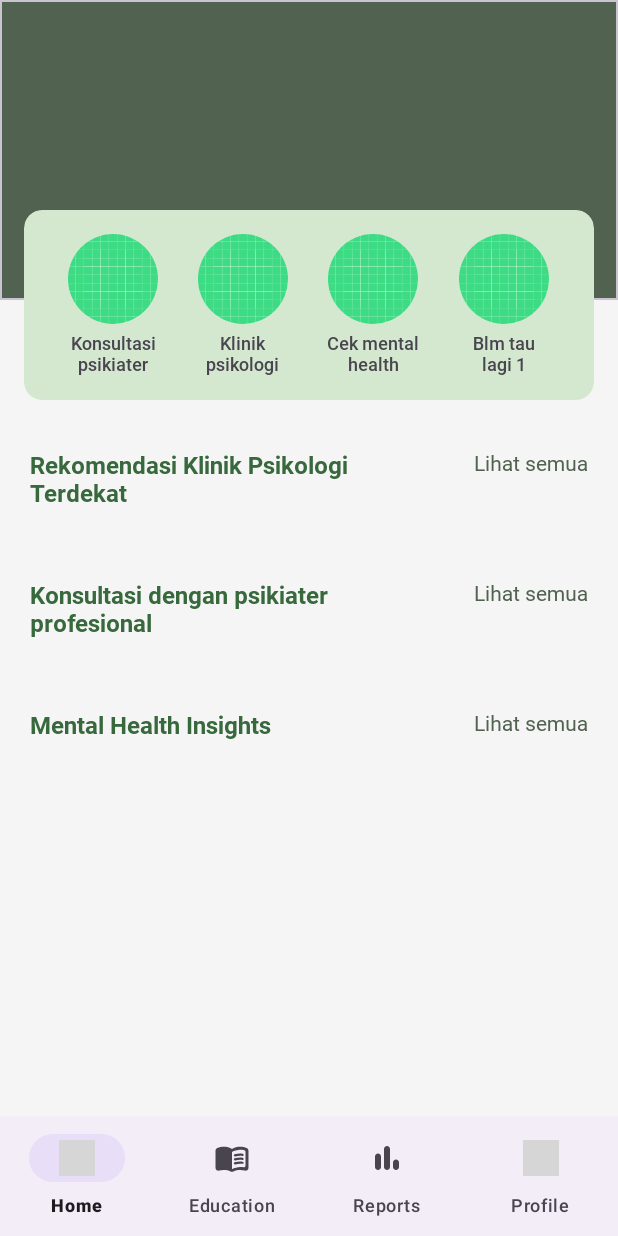
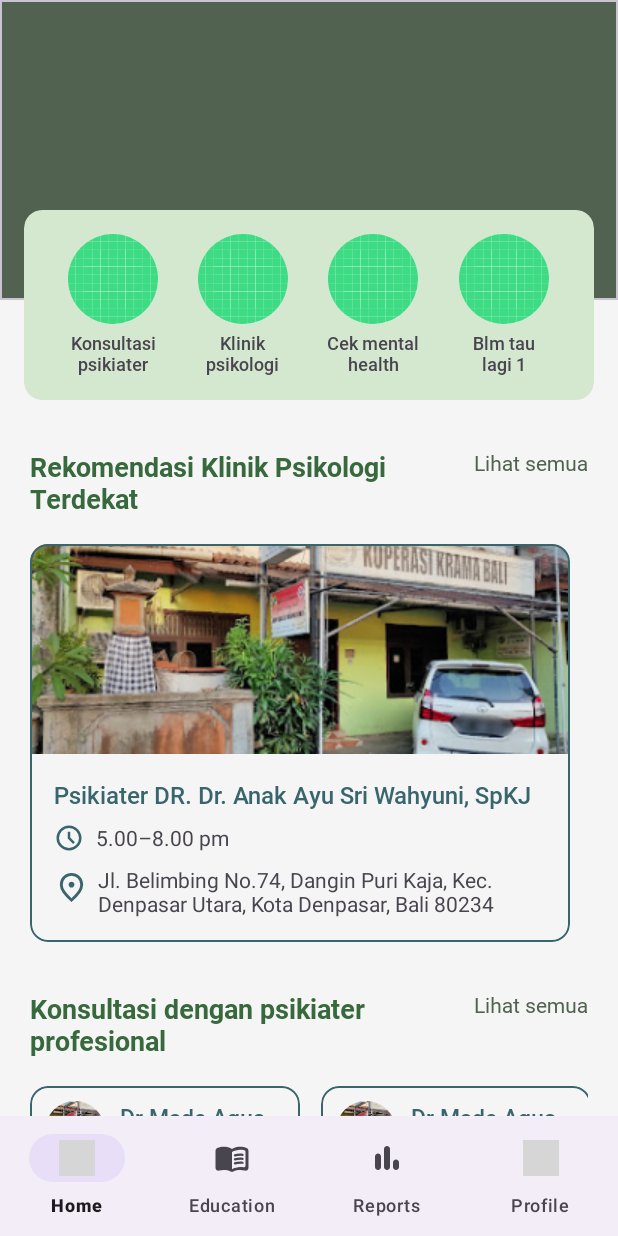
Before and after one commit to Mentalys-App/mentalys-app-android, an Android app: the screen it shows after launch (MainActivity), on a phone screen of 412 x 824 dp. Run offline under Robolectric (Android 15) with nearby library versions, the phone set to English and light mode, and no system bars; our stand-ins replace navigation-ui; pictures from the network do not load; grey boxes are pictures that could not be loaded.

Commit message:
feat(homepage) set up RecyclerView for clinic and psikiater
- load dummy data for initial testing

```diff
--- /dev/null
+++ b/app/src/main/java/com/mentalys/app/ui/adapters/ClinicAdapter.kt
@@ -0,0 +1,49 @@
+package com.mentalys.app.ui.adapters
+
+import android.view.LayoutInflater
+import android.view.View
+import android.view.ViewGroup
+import android.widget.ImageView
+import android.widget.TextView
+import androidx.recyclerview.widget.RecyclerView
+import com.bumptech.glide.Glide
+import com.bumptech.glide.load.engine.DiskCacheStrategy
+import com.mentalys.app.R
+
+class ClinicAdapter(private val items: List<ClinicItem>) : RecyclerView.Adapter<ClinicAdapter.ClinicViewHolder>() {
+
+    class ClinicViewHolder(itemView: View) : RecyclerView.ViewHolder(itemView) {
+        val imageView: ImageView = itemView.findViewById(R.id.imgClinic)
+        val tvName: TextView = itemView.findViewById(R.id.tvClinicName)
+        val tvTime: TextView = itemView.findViewById(R.id.tvClinicTime)
+        val tvAddress: TextView = itemView.findViewById(R.id.tvClinicAddress)
+    }
+
+    override fun onCreateViewHolder(
+        parent: ViewGroup,
+        viewType: Int
+    ): ClinicAdapter.ClinicViewHolder {
+       val view = LayoutInflater.from(parent.context).inflate(R.layout.item_klinik_terdekat, parent, false)
+        return ClinicViewHolder(view)
+    }
+
+    override fun onBindViewHolder(holder: ClinicAdapter.ClinicViewHolder, position: Int) {
+        val item = items[position]
+        Glide.with(holder.imageView.context)
+            .load(item.imageResId)
+            .diskCacheStrategy(DiskCacheStrategy.ALL)
+            .into(holder.imageView)
+        holder.tvName.text = item.name
+        holder.tvTime.text = item.time
+        holder.tvAddress.text = item.address
+    }
+
+    override fun getItemCount() = items.size
+}
+
+data class ClinicItem(
+    val imageResId: Int,
+    val name: String,
+    val time: String,
+    val address: String,
+)
--- /dev/null
+++ b/app/src/main/java/com/mentalys/app/ui/adapters/PsychiatristsAdapter.kt
@@ -0,0 +1,50 @@
+package com.mentalys.app.ui.adapters
+
+import android.view.LayoutInflater
+import android.view.View
+import android.view.ViewGroup
+import android.widget.ImageView
+import android.widget.TextView
+import androidx.recyclerview.widget.RecyclerView
+import com.bumptech.glide.Glide
+import com.bumptech.glide.load.engine.DiskCacheStrategy
+import com.bumptech.glide.load.resource.bitmap.CircleCrop
+import com.mentalys.app.R
+
+class PsychiatristsAdapter(private val items: List<PsychiatristsItem>) : RecyclerView.Adapter<PsychiatristsAdapter.PsychiatristsViewHolder>() {
+
+    class PsychiatristsViewHolder(itemView: View) : RecyclerView.ViewHolder(itemView) {
+        val imageView: ImageView = itemView.findViewById(R.id.imgPsychiatrists)
+        val tvName: TextView = itemView.findViewById(R.id.tvPsychiatristsName)
+        val tvTime: TextView = itemView.findViewById(R.id.tvPsychiatristsTime)
+        val tvConsultationFee : TextView = itemView.findViewById(R.id.tvConsultationFee)
+    }
+
+    override fun onCreateViewHolder(parent: ViewGroup, viewType: Int): PsychiatristsViewHolder {
+        val view = LayoutInflater.from(parent.context).inflate(R.layout.item_psikolog_home, parent, false)
+        return PsychiatristsViewHolder(view)
+    }
+
+
+    override fun onBindViewHolder(holder: PsychiatristsViewHolder, position: Int) {
+        val item = items[position]
+        Glide.with(holder.imageView.context)
+            .load(item.imageResId)
+            .diskCacheStrategy(DiskCacheStrategy.ALL)
+            .transform(CircleCrop())
+            .into(holder.imageView)
+        holder.tvName.text = item.name
+        holder.tvTime.text = item.time
+        holder.tvConsultationFee.text = item.price
+    }
+
+    override fun getItemCount() = items.size
+
+}
+
+data class PsychiatristsItem(
+    val imageResId: Int,
+    val name: String,
+    val time: String,
+    val price: String,
+)
--- a/app/src/main/java/com/mentalys/app/ui/fragments/HomeFragment.kt
+++ b/app/src/main/java/com/mentalys/app/ui/fragments/HomeFragment.kt
@@ -5,10 +5,15 @@ import androidx.fragment.app.Fragment
 import android.view.LayoutInflater
 import android.view.View
 import android.view.ViewGroup
+import androidx.recyclerview.widget.LinearLayoutManager
 import com.bumptech.glide.Glide
 import com.bumptech.glide.load.resource.bitmap.CircleCrop
 import com.mentalys.app.R
 import com.mentalys.app.databinding.FragmentHomeBinding
+import com.mentalys.app.ui.adapters.ClinicAdapter
+import com.mentalys.app.ui.adapters.ClinicItem
+import com.mentalys.app.ui.adapters.PsychiatristsAdapter
+import com.mentalys.app.ui.adapters.PsychiatristsItem
 
 class HomeFragment : Fragment() {
 
@@ -41,6 +46,56 @@ class HomeFragment : Fragment() {
             .load(R.drawable.ic_launcher_background)
             .transform(CircleCrop())
             .into(binding.iconMenuBlm)
+
+        val clinicItems = listOf(
+            ClinicItem(
+                R.drawable.img_clinic,
+                "Psikiater DR. Dr. Anak Ayu Sri Wahyuni, SpKJ",
+                "5.00–8.00 pm",
+                "Jl. Belimbing No.74, Dangin Puri Kaja, Kec. Denpasar Utara, Kota Denpasar, Bali 80234"
+            ),
+            ClinicItem(
+                R.drawable.img_clinic,
+                "Psikiater DR. Dr. Anak Ayu Sri Wahyuni, SpKJ",
+                "5.00–8.00 pm",
+                "Jl. Belimbing No.74, Dangin Puri Kaja, Kec. Denpasar Utara, Kota Denpasar, Bali 80234"
+            ),
+            ClinicItem(
+                R.drawable.img_clinic,
+                "Psikiater DR. Dr. Anak Ayu Sri Wahyuni, SpKJ",
+                "5.00–8.00 pm",
+                "Jl. Belimbing No.74, Dangin Puri Kaja, Kec. Denpasar Utara, Kota Denpasar, Bali 80234"
+            )
+        )
+        val clinicAdapter = ClinicAdapter(clinicItems)
+        binding.rvNearbyClinics.layoutManager =
+            LinearLayoutManager(activity, LinearLayoutManager.HORIZONTAL, false)
+        binding.rvNearbyClinics.adapter = clinicAdapter
+
+        val psychiatristsItem = listOf(
+            PsychiatristsItem(
+                R.drawable.img_clinic,
+                "Dr Made Agus Buydiartaaaa",
+                "08.00 - 18.00",
+                "Rp 20.000,00"
+            ),
+            PsychiatristsItem(
+                R.drawable.img_clinic,
+                "Dr Made Agus",
+                "08.00 - 18.00",
+                "Rp 20.000,00"
+            ),
+            PsychiatristsItem(
+                R.drawable.img_clinic,
+                "Dr Made Agus",
+                "08.00 - 18.00",
+                "Rp 20.000,00"
+            ),
+        )
+        val psychiatristsAdapter = PsychiatristsAdapter(psychiatristsItem)
+        binding.rvPsychiatrists.layoutManager =
+            LinearLayoutManager(activity, LinearLayoutManager.HORIZONTAL, false)
+        binding.rvPsychiatrists.adapter = psychiatristsAdapter
     }
 
     override fun onDestroyView() {
--- a/app/src/main/res/layout/activity_main.xml
+++ b/app/src/main/res/layout/activity_main.xml
@@ -13,7 +13,7 @@
         android:layout_width="0dp"
         android:layout_height="0dp"
         app:defaultNavHost="true"
-        app:layout_constraintBottom_toBottomOf="parent"
+        app:layout_constraintBottom_toTopOf="@id/bottom_nav"
         app:layout_constraintEnd_toEndOf="parent"
         app:layout_constraintStart_toStartOf="parent"
         app:layout_constraintTop_toTopOf="parent"
--- a/app/src/main/res/layout/fragment_home.xml
+++ b/app/src/main/res/layout/fragment_home.xml
@@ -152,7 +152,7 @@
             android:maxWidth="250dp"
             android:text="@string/rekomendasi_klinik"
             android:textColor="@color/primary"
-            android:textSize="16sp"
+            android:textSize="18sp"
             app:layout_constraintStart_toStartOf="parent"
             app:layout_constraintTop_toBottomOf="@id/menuCard" />
 
@@ -172,13 +172,9 @@
             android:id="@+id/rvNearbyClinics"
             android:layout_width="match_parent"
             android:layout_height="wrap_content"
-            android:layout_marginTop="14dp"
+            android:layout_marginTop="18dp"
             android:layout_marginHorizontal="20dp"
-
-            android:orientation="vertical"
-            app:layoutManager="androidx.recyclerview.widget.LinearLayoutManager"
             app:layout_constraintTop_toBottomOf="@id/tvNearbyClinicTitle"
-            tools:itemCount="1"
             tools:listitem="@layout/item_klinik_terdekat" />
 
         <!-- Professional Consultation Section -->
@@ -193,7 +189,7 @@
             android:maxWidth="250dp"
             android:text="@string/rekomendasi_psikiater"
             android:textColor="@color/primary"
-            android:textSize="16sp"
+            android:textSize="18sp"
             app:layout_constraintStart_toStartOf="parent"
             app:layout_constraintTop_toBottomOf="@id/rvNearbyClinics" />
 
@@ -214,7 +210,7 @@
             android:id="@+id/rvPsychiatrists"
             android:layout_width="match_parent"
             android:layout_height="wrap_content"
-            android:layout_marginTop="14dp"
+            android:layout_marginTop="18dp"
             android:orientation="horizontal"
             app:layoutManager="androidx.recyclerview.widget.LinearLayoutManager"
             app:layout_constraintTop_toBottomOf="@id/tvConsultationTitle"
@@ -231,7 +227,7 @@
             android:text="@string/rekomendasi_artikel"
             android:textColor="@color/primary"
             android:layout_marginHorizontal="20dp"
-            android:textSize="16sp"
+            android:textSize="18sp"
             app:layout_constraintStart_toStartOf="parent"
             app:layout_constraintTop_toBottomOf="@id/rvPsychiatrists" />
 
@@ -242,7 +238,6 @@
             android:fontFamily="@font/roboto_regular"
             android:text="@string/lihat_semua"
             android:textColor="@color/secondary"
-            android:textSize="14sp"
             android:layout_marginHorizontal="20dp"
             app:layout_constraintEnd_toEndOf="parent"
             app:layout_constraintTop_toTopOf="@id/tvInsightsTitle" />
--- a/app/src/main/res/layout/item_artikel.xml
+++ b/app/src/main/res/layout/item_artikel.xml
@@ -23,12 +23,12 @@
             android:orientation="vertical"
             android:padding="16dp"
             app:layout_constraintBottom_toBottomOf="parent"
-            app:layout_constraintEnd_toEndOf="@id/image_view"
-            app:layout_constraintStart_toStartOf="@id/image_view"
-            app:layout_constraintTop_toBottomOf="@id/image_view">
+            app:layout_constraintEnd_toEndOf="@id/imgClinic"
+            app:layout_constraintStart_toStartOf="@id/imgClinic"
+            app:layout_constraintTop_toBottomOf="@id/imgClinic">
 
             <TextView
-                android:id="@+id/tvNama"
+                android:id="@+id/tvClinicName"
                 android:layout_width="match_parent"
                 android:layout_height="wrap_content"
                 android:ellipsize="end"
@@ -37,7 +37,7 @@
                 android:textColor="@color/tertiary"
                 android:textSize="16sp"
                 app:layout_constraintEnd_toEndOf="parent"
-                app:layout_constraintStart_toEndOf="@id/image_view"
+                app:layout_constraintStart_toEndOf="@id/imgClinic"
                 tools:text="Psikiater DR. Dr. Anak Ayu Sri Wahyuni, SpKJ" />
 
 
@@ -52,7 +52,7 @@
                     android:layout_height="20dp"
                     android:src="@drawable/ic_clock"/>
                 <TextView
-                    android:id="@+id/tvJadwal"
+                    android:id="@+id/tvClinicTime"
                     android:layout_width="match_parent"
                     android:layout_height="wrap_content"
                     android:layout_marginStart="8dp"
@@ -62,7 +62,7 @@
             </LinearLayout>
 
             <TextView
-                android:id="@+id/tvAlamat"
+                android:id="@+id/tvClinicAddress"
                 android:layout_width="match_parent"
                 android:layout_height="wrap_content"
                 android:layout_marginTop="8dp"
--- a/app/src/main/res/layout/item_klinik_terdekat.xml
+++ b/app/src/main/res/layout/item_klinik_terdekat.xml
@@ -18,7 +18,7 @@
         android:orientation="horizontal">
 
         <ImageView
-            android:id="@+id/image_view"
+            android:id="@+id/imgClinic"
             android:layout_width="match_parent"
             android:layout_height="140dp"
             android:scaleType="centerCrop"
@@ -34,12 +34,12 @@
             android:orientation="vertical"
             android:padding="16dp"
             app:layout_constraintBottom_toBottomOf="parent"
-            app:layout_constraintEnd_toEndOf="@id/image_view"
-            app:layout_constraintStart_toStartOf="@id/image_view"
-            app:layout_constraintTop_toBottomOf="@id/image_view">
+            app:layout_constraintEnd_toEndOf="@id/imgClinic"
+            app:layout_constraintStart_toStartOf="@id/imgClinic"
+            app:layout_constraintTop_toBottomOf="@id/imgClinic">
 
             <TextView
-                android:id="@+id/tvNama"
+                android:id="@+id/tvClinicName"
                 android:layout_width="match_parent"
                 android:layout_height="wrap_content"
                 android:ellipsize="end"
@@ -48,7 +48,7 @@
                 android:textColor="@color/tertiary"
                 android:textSize="16sp"
                 app:layout_constraintEnd_toEndOf="parent"
-                app:layout_constraintStart_toEndOf="@id/image_view"
+                app:layout_constraintStart_toEndOf="@id/imgClinic"
                 tools:text="Psikiater DR. Dr. Anak Ayu Sri Wahyuni, SpKJ" />
 
 
@@ -64,7 +64,7 @@
                     android:src="@drawable/ic_clock" />
 
                 <TextView
-                    android:id="@+id/tvJadwal"
+                    android:id="@+id/tvClinicTime"
                     android:layout_width="match_parent"
                     android:layout_height="wrap_content"
                     android:layout_marginStart="8dp"
@@ -83,7 +83,7 @@
                     android:layout_height="30dp"
                     android:src="@drawable/ic_location" />
                 <TextView
-                    android:id="@+id/tvAlamat"
+                    android:id="@+id/tvClinicAddress"
                     android:layout_width="match_parent"
                     android:layout_height="wrap_content"
                     android:layout_marginStart="6dp"
--- a/app/src/main/res/layout/item_psikolog_home.xml
+++ b/app/src/main/res/layout/item_psikolog_home.xml
@@ -4,7 +4,7 @@
     xmlns:tools="http://schemas.android.com/tools"
     android:layout_width="180dp"
     android:layout_height="wrap_content"
-    android:layout_marginStart="14dp"
+    android:layout_marginEnd="14dp"
     android:clickable="true"
     android:focusable="true"
     app:cardBackgroundColor="@android:color/transparent"
@@ -19,7 +19,7 @@
         android:layout_margin="10dp">
 
         <ImageView
-            android:id="@+id/imgDokter"
+            android:id="@+id/imgPsychiatrists"
             android:layout_width="40dp"
             android:layout_height="40dp"
             android:scaleType="centerCrop"
@@ -33,29 +33,30 @@
             android:gravity="center_vertical"
             android:orientation="vertical"
             android:layout_marginStart="10dp"
-            app:layout_constraintStart_toEndOf="@+id/imgDokter"
+            app:layout_constraintStart_toEndOf="@+id/imgPsychiatrists"
             app:layout_constraintTop_toTopOf="parent">
 
             <TextView
-                android:id="@+id/tvNamaDokter"
+                android:id="@+id/tvPsychiatristsName"
                 android:layout_width="wrap_content"
                 android:layout_height="wrap_content"
                 android:fontFamily="@font/roboto_medium"
                 android:maxWidth="100dp"
                 android:text="@string/nama_dokter"
+                android:maxLines="1"
                 android:textColor="@color/tertiary"
-                android:textSize="14sp"
+                android:textSize="15sp"
                 app:layout_constraintStart_toStartOf="parent"
                 app:layout_constraintTop_toBottomOf="@id/menuCard" />
 
             <TextView
-                android:id="@+id/tvJadwal"
+                android:id="@+id/tvPsychiatristsTime"
                 android:layout_width="wrap_content"
                 android:layout_height="wrap_content"
                 android:fontFamily="@font/roboto_regular"
                 android:text="@string/jadwal"
                 android:textColor="@color/tertiary"
-                android:textSize="10sp" />
+                android:textSize="11sp" />
         </LinearLayout>
 
         <LinearLayout
@@ -64,8 +65,8 @@
             android:layout_marginTop="10dp"
             android:gravity="center_vertical"
             android:orientation="vertical"
-            app:layout_constraintStart_toStartOf="@+id/imgDokter"
-            app:layout_constraintTop_toBottomOf="@+id/imgDokter">
+            app:layout_constraintStart_toStartOf="@+id/imgPsychiatrists"
+            app:layout_constraintTop_toBottomOf="@+id/imgPsychiatrists">
             <View
                 android:layout_width="match_parent"
                 android:layout_height="0.6dp"
@@ -78,18 +79,18 @@
                 android:maxWidth="100dp"
                 android:text="@string/biaya_konsultasi"
                 android:textColor="@color/tertiary"
-                android:textSize="10sp"
+                android:textSize="11sp"
                 app:layout_constraintStart_toStartOf="parent"
                 app:layout_constraintTop_toBottomOf="@id/menuCard" />
 
             <TextView
-                android:id="@+id/tvHarga"
+                android:id="@+id/tvConsultationFee"
                 android:layout_width="wrap_content"
                 android:layout_height="wrap_content"
                 android:fontFamily="@font/roboto_bold"
                 android:text="@string/harga"
                 android:textColor="@color/tertiary"
-                android:textSize="14sp" />
+                android:textSize="15sp" />
         </LinearLayout>
 
     </androidx.constraintlayout.widget.ConstraintLayout>
```
Also changed, not shown: app/src/main/res/drawable/img_clinic.png (added).
